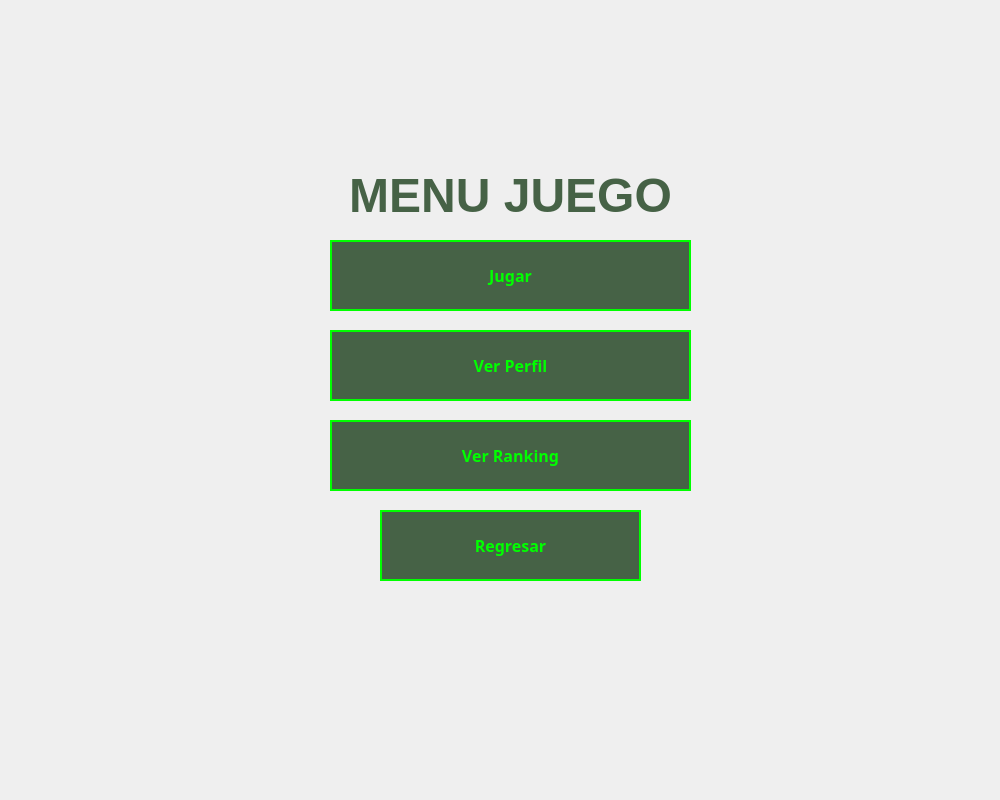
First picture: the form in Minesweeper/frmmenujuego.ui, repository WeaselSSH/Minesweeper, before the edit.
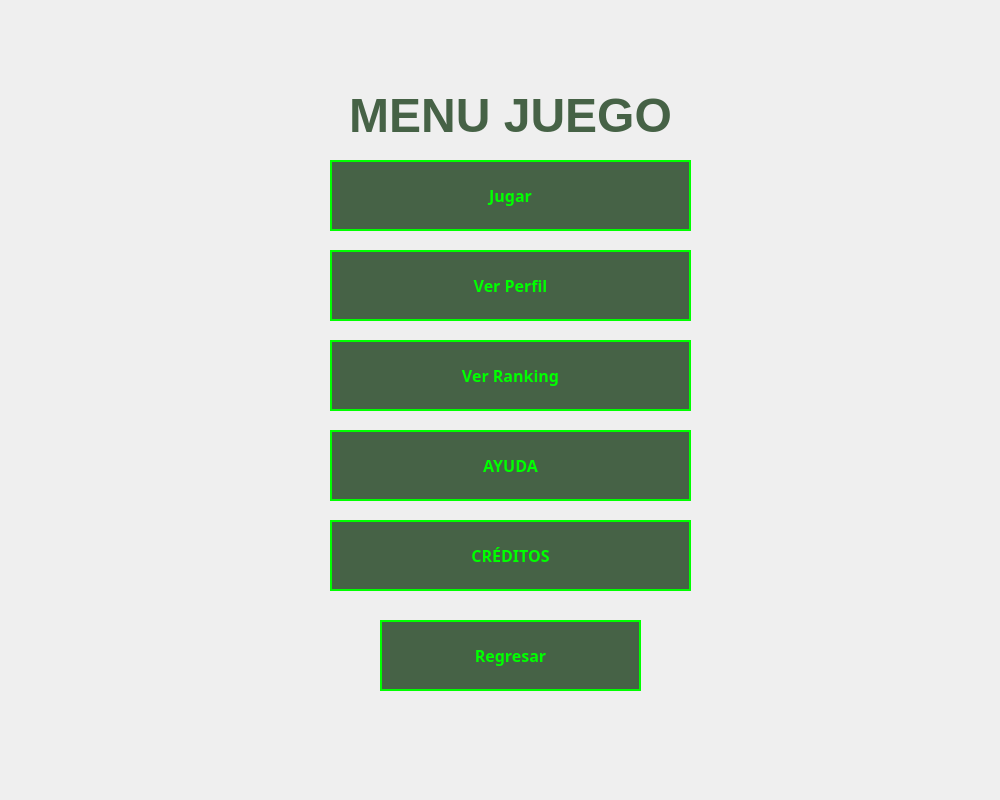
Second picture: the form after the edit.

Diff of the .ui file:
```diff
--- a/Minesweeper/frmmenujuego.ui
+++ b/Minesweeper/frmmenujuego.ui
@@ -51,7 +51,7 @@
    <property name="geometry">
     <rect>
      <x>260</x>
-     <y>160</y>
+     <y>80</y>
      <width>501</width>
      <height>71</height>
     </rect>
@@ -74,7 +74,7 @@
    <property name="geometry">
     <rect>
      <x>330</x>
-     <y>240</y>
+     <y>160</y>
      <width>361</width>
      <height>71</height>
     </rect>
@@ -94,7 +94,7 @@
    <property name="geometry">
     <rect>
      <x>380</x>
-     <y>510</y>
+     <y>620</y>
      <width>261</width>
      <height>71</height>
     </rect>
@@ -114,7 +114,7 @@
    <property name="geometry">
     <rect>
      <x>330</x>
-     <y>330</y>
+     <y>250</y>
      <width>361</width>
      <height>71</height>
     </rect>
@@ -134,7 +134,7 @@
    <property name="geometry">
     <rect>
      <x>330</x>
-     <y>420</y>
+     <y>340</y>
      <width>361</width>
      <height>71</height>
     </rect>
@@ -150,6 +150,46 @@
     <string>Ver Ranking</string>
    </property>
   </widget>
+  <widget class="QPushButton" name="pushButton">
+   <property name="geometry">
+    <rect>
+     <x>330</x>
+     <y>430</y>
+     <width>361</width>
+     <height>71</height>
+    </rect>
+   </property>
+   <property name="font">
+    <font>
+     <family>Press Start 2P</family>
+     <pointsize>12</pointsize>
+     <bold>true</bold>
+    </font>
+   </property>
+   <property name="text">
+    <string>AYUDA</string>
+   </property>
+  </widget>
+  <widget class="QPushButton" name="pushButton_2">
+   <property name="geometry">
+    <rect>
+     <x>330</x>
+     <y>520</y>
+     <width>361</width>
+     <height>71</height>
+    </rect>
+   </property>
+   <property name="font">
+    <font>
+     <family>Press Start 2P</family>
+     <pointsize>12</pointsize>
+     <bold>true</bold>
+    </font>
+   </property>
+   <property name="text">
+    <string>CRÉDITOS</string>
+   </property>
+  </widget>
  </widget>
  <resources/>
  <connections/>
```
